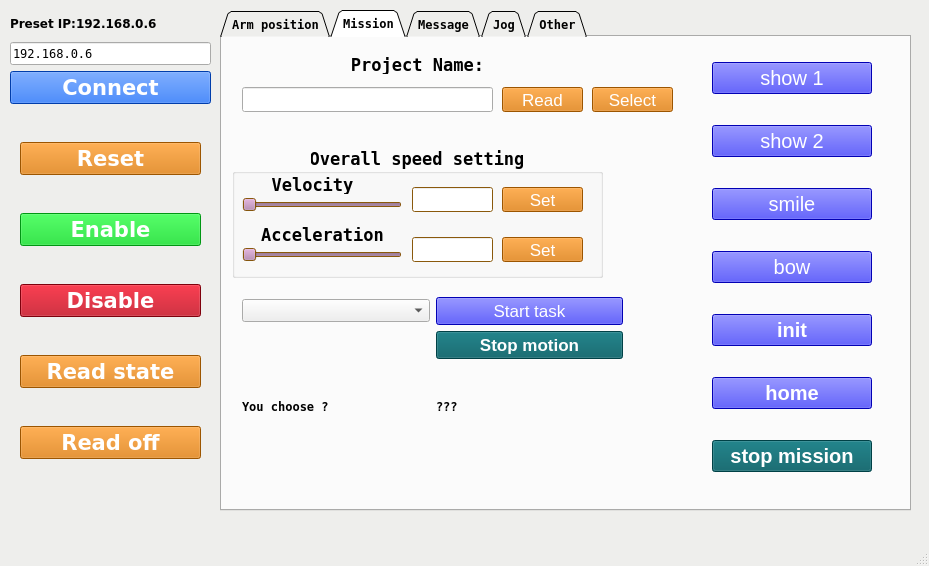
First picture: the form in scripts/main.ui, repository SamKaiYang/ros_modbus_nex, before the edit.
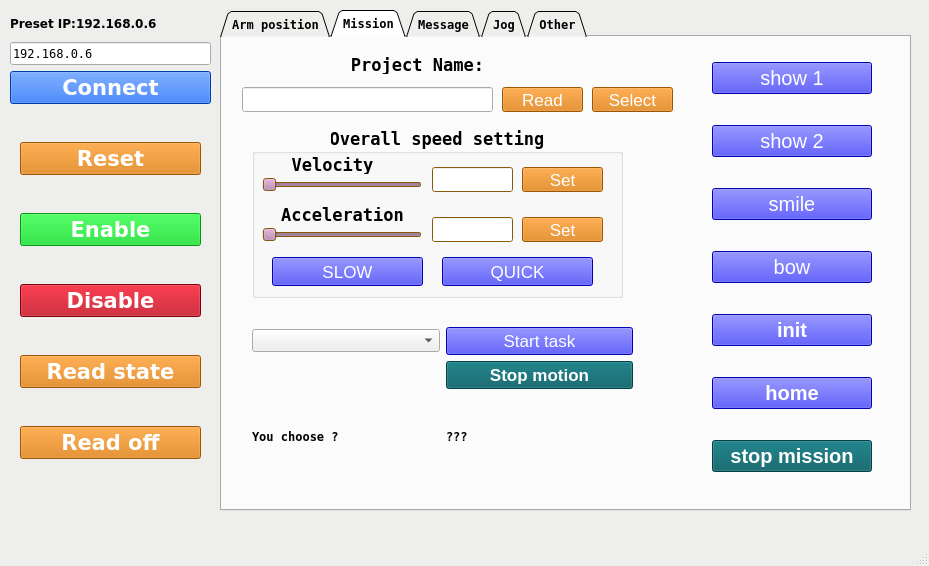
Second picture: the form after the edit. Icons and pictures are not drawn.

Commit message: add speed choose quick & slow button

```diff
--- a/scripts/main.ui
+++ b/scripts/main.ui
@@ -1388,8 +1388,8 @@
      <widget class="QWidget" name="gridLayoutWidget">
       <property name="geometry">
        <rect>
-        <x>20</x>
-        <y>260</y>
+        <x>30</x>
+        <y>290</y>
         <width>381</width>
         <height>151</height>
        </rect>
@@ -1449,10 +1449,10 @@
      <widget class="QGroupBox" name="groupBox_speed">
       <property name="geometry">
        <rect>
-        <x>10</x>
-        <y>110</y>
+        <x>30</x>
+        <y>90</y>
         <width>371</width>
-        <height>131</height>
+        <height>171</height>
        </rect>
       </property>
       <property name="palette">
@@ -2087,6 +2087,48 @@
         <set>Qt::AlignCenter</set>
        </property>
       </widget>
+      <widget class="QPushButton" name="btn_vel_slow_set">
+       <property name="geometry">
+        <rect>
+         <x>20</x>
+         <y>130</y>
+         <width>151</width>
+         <height>29</height>
+        </rect>
+       </property>
+       <property name="font">
+        <font>
+         <pointsize>13</pointsize>
+        </font>
+       </property>
+       <property name="styleSheet">
+        <string notr="true">background-color:#0300fc;color:white;border-color: black;</string>
+       </property>
+       <property name="text">
+        <string>SLOW</string>
+       </property>
+      </widget>
+      <widget class="QPushButton" name="btn_vel_quick_set">
+       <property name="geometry">
+        <rect>
+         <x>190</x>
+         <y>130</y>
+         <width>151</width>
+         <height>29</height>
+        </rect>
+       </property>
+       <property name="font">
+        <font>
+         <pointsize>13</pointsize>
+        </font>
+       </property>
+       <property name="styleSheet">
+        <string notr="true">background-color:#0300fc;color:white;border-color: black;</string>
+       </property>
+       <property name="text">
+        <string>QUICK</string>
+       </property>
+      </widget>
      </widget>
      <widget class="QLabel" name="label_project_name">
       <property name="geometry">
```
The commit also changes 4 other files.
